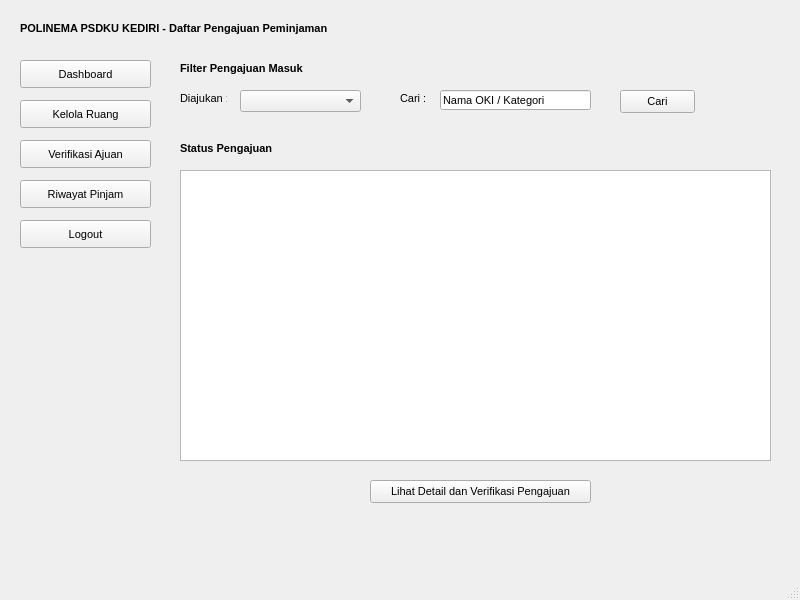
Before: the Qt Designer form ui/verifikasi_ajuan_BMN.ui in Ariel-F-S/SistemPeminjamanRuangPolinemaKampusKediri, drawn with Qt 5.
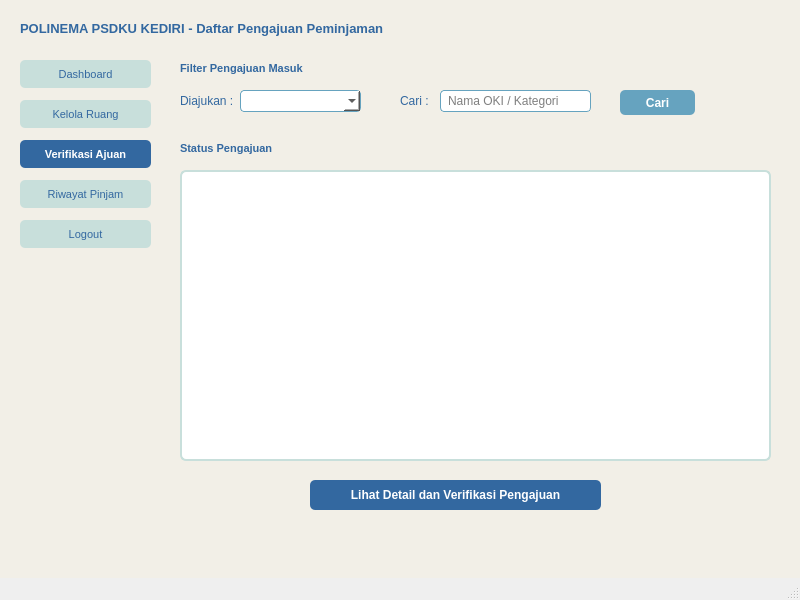
After: the same form once the commit is applied. Icons and pictures are not drawn.

The edit to the form file:
```diff
--- a/ui/verifikasi_ajuan_BMN.ui
+++ b/ui/verifikasi_ajuan_BMN.ui
@@ -21,6 +21,11 @@
    <string>MainWindow</string>
   </property>
   <widget class="QWidget" name="centralwidget">
+   <property name="styleSheet">
+    <string notr="true">QWidget#centralwidget {
+    background-color: #F2EFE7;
+}</string>
+   </property>
    <widget class="QLabel" name="label">
     <property name="geometry">
      <rect>
@@ -30,8 +35,18 @@
       <height>16</height>
      </rect>
     </property>
+    <property name="font">
+     <font>
+      <pointsize>10</pointsize>
+      <weight>75</weight>
+      <bold>true</bold>
+     </font>
+    </property>
+    <property name="styleSheet">
+     <string notr="true">color: #3368A0;</string>
+    </property>
     <property name="text">
-     <string>POLINEMA PSDKU KEDIRI - Daftar Pengajuan Peminjaman </string>
+     <string>POLINEMA PSDKU KEDIRI - Daftar Pengajuan Peminjaman</string>
     </property>
    </widget>
    <widget class="QPushButton" name="pushButton">
@@ -50,6 +65,17 @@
       <bold>false</bold>
      </font>
     </property>
+    <property name="styleSheet">
+     <string notr="true">QPushButton {
+    background-color: #C8DFDB;
+    color: #3368A0;
+    border-radius: 5px;
+}
+QPushButton:hover {
+    background-color: #66A3BF;
+    color: #FFFFFF;
+}</string>
+    </property>
     <property name="text">
      <string>Dashboard</string>
     </property>
@@ -74,6 +100,17 @@
       <bold>false</bold>
      </font>
     </property>
+    <property name="styleSheet">
+     <string notr="true">QPushButton {
+    background-color: #C8DFDB;
+    color: #3368A0;
+    border-radius: 5px;
+}
+QPushButton:hover {
+    background-color: #66A3BF;
+    color: #FFFFFF;
+}</string>
+    </property>
     <property name="text">
      <string>Kelola Ruang</string>
     </property>
@@ -94,10 +131,18 @@
     <property name="font">
      <font>
       <pointsize>8</pointsize>
-      <weight>50</weight>
-      <bold>false</bold>
+      <weight>75</weight>
+      <bold>true</bold>
      </font>
     </property>
+    <property name="styleSheet">
+     <string notr="true">QPushButton {
+    background-color: #3368A0;
+    color: #FFFFFF;
+    border-radius: 5px;
+    font-weight: bold;
+}</string>
+    </property>
     <property name="text">
      <string>Verifikasi Ajuan</string>
     </property>
@@ -122,6 +167,17 @@
       <bold>false</bold>
      </font>
     </property>
+    <property name="styleSheet">
+     <string notr="true">QPushButton {
+    background-color: #C8DFDB;
+    color: #3368A0;
+    border-radius: 5px;
+}
+QPushButton:hover {
+    background-color: #66A3BF;
+    color: #FFFFFF;
+}</string>
+    </property>
     <property name="text">
      <string>Riwayat Pinjam</string>
     </property>
@@ -146,6 +202,17 @@
       <bold>false</bold>
      </font>
     </property>
+    <property name="styleSheet">
+     <string notr="true">QPushButton {
+    background-color: #C8DFDB;
+    color: #3368A0;
+    border-radius: 5px;
+}
+QPushButton:hover {
+    background-color: #3368A0;
+    color: #FFFFFF;
+}</string>
+    </property>
     <property name="text">
      <string>Logout</string>
     </property>
@@ -166,8 +233,13 @@
     <property name="font">
      <font>
       <pointsize>8</pointsize>
+      <weight>75</weight>
+      <bold>true</bold>
      </font>
     </property>
+    <property name="styleSheet">
+     <string notr="true">color: #3368A0;</string>
+    </property>
     <property name="text">
      <string>Filter Pengajuan Masuk</string>
     </property>
@@ -177,8 +249,8 @@
      <rect>
       <x>180</x>
       <y>90</y>
-      <width>47</width>
-      <height>16</height>
+      <width>55</width>
+      <height>21</height>
      </rect>
     </property>
     <property name="font">
@@ -187,6 +259,9 @@
       <bold>false</bold>
      </font>
     </property>
+    <property name="styleSheet">
+     <string notr="true">color: #3368A0;</string>
+    </property>
     <property name="text">
      <string>Diajukan :</string>
     </property>
@@ -200,6 +275,12 @@
       <height>22</height>
      </rect>
     </property>
+    <property name="styleSheet">
+     <string notr="true">background-color: #FFFFFF;
+border: 1px solid #66A3BF;
+border-radius: 4px;
+padding-left: 5px;</string>
+    </property>
    </widget>
    <widget class="QLabel" name="label_4">
     <property name="geometry">
@@ -207,7 +288,7 @@
       <x>400</x>
       <y>90</y>
       <width>47</width>
-      <height>16</height>
+      <height>21</height>
      </rect>
     </property>
     <property name="font">
@@ -216,6 +297,9 @@
       <bold>false</bold>
      </font>
     </property>
+    <property name="styleSheet">
+     <string notr="true">color: #3368A0;</string>
+    </property>
     <property name="text">
      <string>Cari :</string>
     </property>
@@ -226,7 +310,7 @@
       <x>440</x>
       <y>90</y>
       <width>151</width>
-      <height>20</height>
+      <height>22</height>
      </rect>
     </property>
     <property name="font">
@@ -235,7 +319,16 @@
       <bold>false</bold>
      </font>
     </property>
+    <property name="styleSheet">
+     <string notr="true">background-color: #FFFFFF;
+border: 1px solid #66A3BF;
+border-radius: 4px;
+padding-left: 5px;</string>
+    </property>
     <property name="text">
+     <string/>
+    </property>
+    <property name="placeholderText">
      <string>Nama OKI / Kategori</string>
     </property>
    </widget>
@@ -245,15 +338,26 @@
       <x>620</x>
       <y>90</y>
       <width>75</width>
-      <height>23</height>
+      <height>25</height>
      </rect>
     </property>
     <property name="font">
      <font>
-      <weight>50</weight>
-      <bold>false</bold>
+      <weight>75</weight>
+      <bold>true</bold>
      </font>
     </property>
+    <property name="styleSheet">
+     <string notr="true">QPushButton {
+    background-color: #66A3BF;
+    color: #FFFFFF;
+    border-radius: 5px;
+    font-weight: bold;
+}
+QPushButton:hover {
+    background-color: #3368A0;
+}</string>
+    </property>
     <property name="text">
      <string>Cari</string>
     </property>
@@ -263,12 +367,15 @@
      <rect>
       <x>180</x>
       <y>140</y>
-      <width>121</width>
+      <width>141</width>
       <height>16</height>
      </rect>
     </property>
+    <property name="styleSheet">
+     <string notr="true">color: #3368A0;</string>
+    </property>
     <property name="text">
-     <string>Status Pengajuan </string>
+     <string>Status Pengajuan</string>
     </property>
    </widget>
    <widget class="QTableWidget" name="tableWidget">
@@ -280,22 +387,46 @@
       <height>291</height>
      </rect>
     </property>
+    <property name="styleSheet">
+     <string notr="true">QTableWidget {
+    background-color: #FFFFFF;
+    border: 2px solid #C8DFDB;
+    border-radius: 6px;
+}
+QHeaderView::section {
+    background-color: #3368A0;
+    color: #FFFFFF;
+    font-weight: bold;
+    padding: 4px;
+}</string>
+    </property>
    </widget>
    <widget class="QPushButton" name="pushButton_7">
     <property name="geometry">
      <rect>
-      <x>370</x>
+      <x>310</x>
       <y>480</y>
-      <width>221</width>
-      <height>23</height>
+      <width>291</width>
+      <height>30</height>
      </rect>
     </property>
     <property name="font">
      <font>
-      <weight>50</weight>
-      <bold>false</bold>
+      <weight>75</weight>
+      <bold>true</bold>
      </font>
     </property>
+    <property name="styleSheet">
+     <string notr="true">QPushButton {
+    background-color: #3368A0;
+    color: #FFFFFF;
+    border-radius: 5px;
+    font-weight: bold;
+}
+QPushButton:hover {
+    background-color: #66A3BF;
+}</string>
+    </property>
     <property name="text">
      <string>Lihat Detail dan Verifikasi Pengajuan</string>
     </property>
```
Left out of the diff: 4 changed lines with no effect on the pictures.
